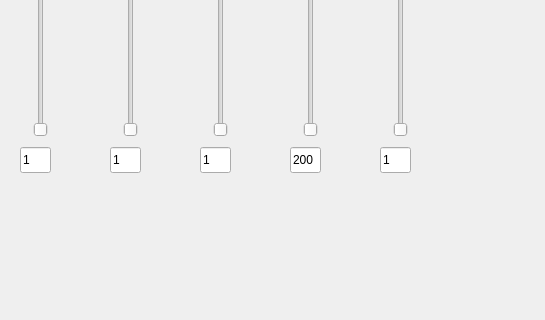
Qt form QT_Project/mainwindow.ui (DamianF100/UFZ-Project) before a commit; both pictures show x 0 to 545 and y 213 to 533 of the 1200 by 700 pixel window.
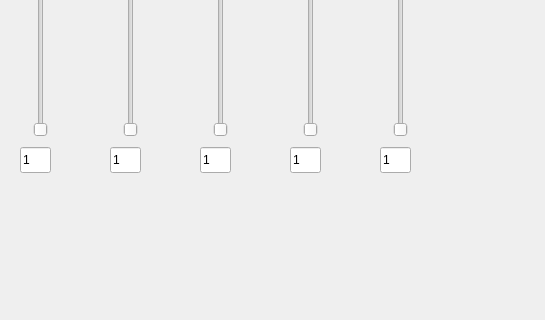
The same form after that commit. Custom widgets are drawn as their Qt base class.

Diff of the .ui file:
```diff
--- a/QT_Project/mainwindow.ui
+++ b/QT_Project/mainwindow.ui
@@ -231,7 +231,7 @@
      </rect>
     </property>
     <property name="text">
-     <string>200</string>
+     <string>1</string>
     </property>
    </widget>
    <widget class="QLabel" name="label_5">
```
Left out of the diff: 2 changed lines with no effect on the pictures.
